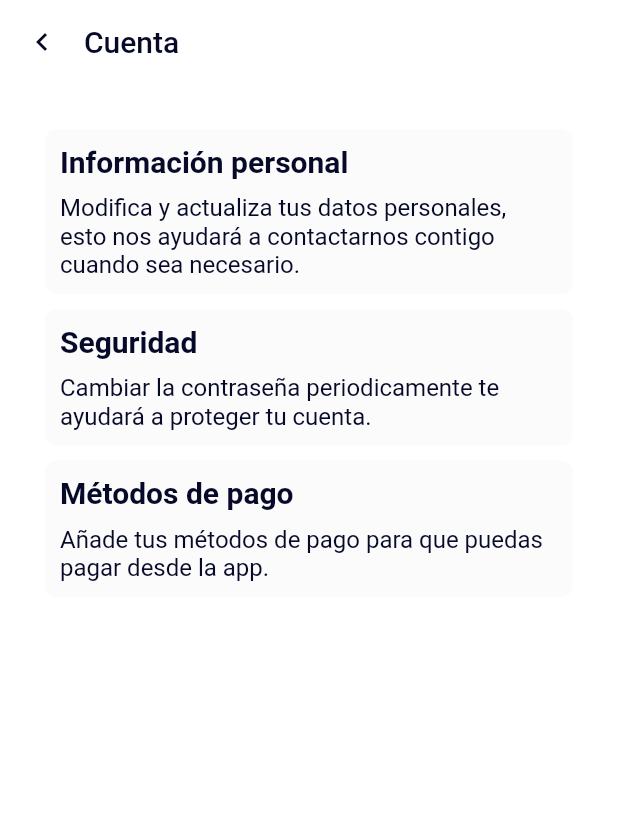
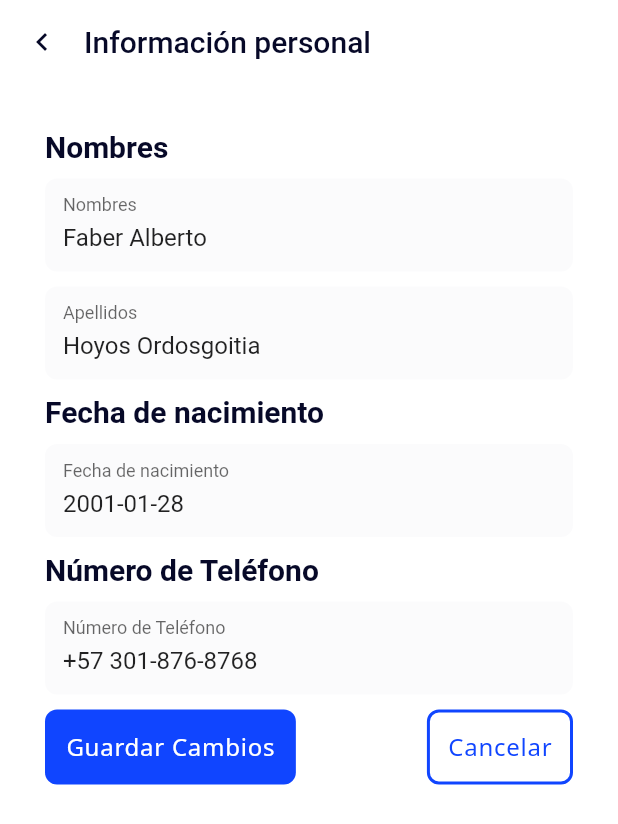
Before and after one commit to Arenation/ArenationApp, a Flutter app: the Profile screen opened by its route, after a tap on "Información personal", on a phone screen of 412 x 824 dp. Shown: the top 824 px of the screen. Run offline on Flutter 3.47's test engine with Material 2 defaults, Android fonts, the light colour scheme and no system bars; our stand-ins replace cached_network_image, carousel_slider, flutter_datetime_picker, flutter_svg, fluttertoast, skeletons; accounts and stored records are empty; statements that could not run were skipped.

Commit message:
Profile settings configure

```diff
--- a/lib/pages/home.dart
+++ b/lib/pages/home.dart
@@ -15,6 +15,7 @@ import 'package:cached_network_image/cached_network_image.dart';
 import 'package:fluttertoast/fluttertoast.dart';
 import '../utils/button_style.dart';
 import '../utils/textfield_style.dart';
+import 'package:arenation_app/utils/components/btnNavigation.dart';
 
 class Home extends StatelessWidget {
   Home({Key? key}) : super(key: key);
@@ -47,6 +48,7 @@ class _HomeStatefulWidgetState extends State<HomeStatefulWidget> {
   Widget build(BuildContext context) {
     return WillPopScope(
         child: Scaffold(
+          bottomNavigationBar: const BottomNavigator(),
           backgroundColor: CustomColors.secondaryWhite,
           appBar: AppBar(
             automaticallyImplyLeading: false,
--- a/lib/pages/profile.dart
+++ b/lib/pages/profile.dart
@@ -44,7 +44,7 @@ class Profile extends StatelessWidget {
         children: [
           InkWell(
             onTap: () {
-              Navigator.pushNamed(context, '/profile/edit');
+              Navigator.pushNamed(context, '/profile/information');
             },
             child: Container(
               padding: const EdgeInsets.all(10.0),
@@ -78,7 +78,7 @@ class Profile extends StatelessWidget {
 
           InkWell(
             onTap: () {
-              Navigator.pushNamed(context, '/profile/edit');
+              Navigator.pushNamed(context, '/profile/security');
             },
             child: Container(
               padding: const EdgeInsets.all(10.0),
@@ -112,7 +112,7 @@ class Profile extends StatelessWidget {
 
           InkWell(
             onTap: () {
-              Navigator.pushNamed(context, '/profile/edit');
+              Navigator.pushNamed(context, '/profile/payment');
             },
             child: Container(
               padding: const EdgeInsets.all(10.0),
--- /dev/null
+++ b/lib/pages/profile/information.dart
@@ -0,0 +1,214 @@
+import 'package:flutter/material.dart';
+import 'package:provider/provider.dart';
+import 'package:arenation_app/utils/custom_colors.dart';
+import '../../services/http/arenas/getArenas.dart';
+import '../../utils/button_style.dart';
+import '../../utils/textfield_style.dart';
+import 'package:arenation_app/utils/text_theme.dart';
+
+class Information extends StatelessWidget {
+  const Information({Key? key}) : super(key: key);
+  @override
+  Widget build(BuildContext context) {
+    return const InformationStatefulWidget();
+  }
+}
+
+class InformationStatefulWidget extends StatefulWidget {
+  const InformationStatefulWidget({Key? key}) : super(key: key);
+  @override
+  _InformationStatefulWidgetState createState() =>
+      _InformationStatefulWidgetState();
+}
+
+class _InformationStatefulWidgetState extends State<InformationStatefulWidget> {
+  @override
+  void initState() {
+    super.initState();
+  }
+
+  @override
+  Widget build(BuildContext context) {
+    return Scaffold(
+      backgroundColor: CustomColors.secondaryWhite,
+      appBar: AppBar(
+        automaticallyImplyLeading: false,
+        backgroundColor: CustomColors.secondaryWhite,
+        elevation: 0,
+        titleSpacing: 0,
+        title: Text("Información personal",
+            style: TextStyle(color: CustomColors.secondaryDark)),
+        leading: IconButton(
+          onPressed: () {
+            Navigator.pop(context);
+          },
+          icon: Icon(
+            Icons.chevron_left_outlined,
+            color: CustomColors.secondaryDark,
+          ),
+        ),
+      ),
+      body: Consumer<GetArenas>(
+        builder: (_context, getArenas, child) {
+          return SingleChildScrollView(
+            child: Padding(
+              padding: const EdgeInsets.all(30.0),
+              child: _bodyPage(context, getArenas),
+            ),
+          );
+        },
+      ),
+    );
+  }
+
+  Widget _bodyPage(BuildContext context, GetArenas arenas) {
+    final GlobalKey<FormState> formKey = GlobalKey<FormState>();
+    DateTime date = DateTime(2001, 01, 28);
+    Map<String, String> data = {};
+    return StatefulBuilder(
+        builder: (BuildContext context, StateSetter setState) {
+      return Column(
+        crossAxisAlignment: CrossAxisAlignment.start, children: [
+        Text("Nombres",
+            style: TextStyle(
+                color: CustomColors.secondaryDark,
+                fontSize: 20,
+                fontWeight: FontWeight.bold)),
+        Container(
+          decoration: BoxDecoration(
+              color: CustomColors.secondaryLight,
+              borderRadius: const BorderRadius.all(Radius.circular(8.0))),
+          margin: const EdgeInsets.only(top: 10, bottom: 10),
+          child: TextFormField(
+            initialValue: "Faber Alberto",
+            decoration: CustomTextFieldDecoration.textFieldDecoration(
+                context, "Nombres", "Nombres"),
+            validator: (String? value) {
+              if (value == null || value.isEmpty) {
+                return '*Debe llenar este campo';
+              }
+              data["name"] = value;
+              return null;
+            },
+          ),
+        ),
+        Container(
+          decoration: BoxDecoration(
+              color: CustomColors.secondaryLight,
+              borderRadius: const BorderRadius.all(Radius.circular(8.0))),
+          margin: const EdgeInsets.only(bottom: 10),
+          child: TextFormField(
+            initialValue: "Hoyos Ordosgoitia",
+            decoration: CustomTextFieldDecoration.textFieldDecoration(
+                context, "Apellidos", "Apellidos"),
+            validator: (String? value) {
+              if (value == null || value.isEmpty) {
+                return '*Debe llenar este campo';
+              }
+              data["lastname"] = value;
+              return null;
+            },
+          ),
+        ),
+        Text("Fecha de nacimiento",
+            style: TextStyle(
+                color: CustomColors.secondaryDark,
+                fontSize: 20,
+                fontWeight: FontWeight.bold)),
+        Container(
+          decoration: BoxDecoration(
+              color: CustomColors.secondaryLight,
+              borderRadius: const BorderRadius.all(Radius.circular(8.0))),
+          margin: const EdgeInsets.only(top: 10, bottom: 10),
+          child: TextFormField(
+            controller:
+                TextEditingController(text: date.toString().substring(0, 10)),
+            readOnly: true,
+            onTap: () {
+              showDatePicker(
+                      builder: (context, child) {
+                        return Theme(
+                          data: ThemeData.dark(),
+                          child: child!,
+                        );
+                      },
+                      keyboardType: TextInputType.datetime,
+                      helpText: "Seleccione la fecha de nacimiento",
+                      cancelText: "Cancelar",
+                      confirmText: "Aceptar",
+                      context: context,
+                      initialDate: date,
+                      firstDate: DateTime(1900),
+                      lastDate: DateTime(2006, 12, 31))
+                  .then((DateTime? value) {
+                if (value != null) {
+                  setState(() {
+                    date = value;
+                  });
+                }
+              });
+            },
+            decoration: CustomTextFieldDecoration.textFieldDecoration(
+                context, "Fecha de nacimiento", "Fecha de nacimiento"),
+            validator: (String? value) {
+              if (value == null || value.isEmpty) {
+                return '*Debe llenar este campo';
+              }
+              data["lastname"] = value;
+              return null;
+            },
+          ),
+        ),
+        Text("Número de Teléfono",
+            style: TextStyle(
+                color: CustomColors.secondaryDark,
+                fontSize: 20,
+                fontWeight: FontWeight.bold)),
+        Container(
+          decoration: BoxDecoration(
+              color: CustomColors.secondaryLight,
+              borderRadius: const BorderRadius.all(Radius.circular(8.0))),
+          margin: const EdgeInsets.only(top: 10, bottom: 10),
+          child: TextFormField(
+            initialValue: "+57 301-876-8768",
+            decoration: CustomTextFieldDecoration.textFieldDecoration(
+                context, "Número de Teléfono", "Número de Teléfono"),
+            validator: (String? value) {
+              if (value == null || value.isEmpty) {
+                return '*Debe llenar este campo';
+              }
+              data["lastname"] = value;
+              return null;
+            },
+          ),
+        ),
+        Row(
+          mainAxisAlignment: MainAxisAlignment.spaceBetween,
+          children: [
+            TextButton(
+                style: CustomButtonStyle.solidButton(context,
+                    fullWidth: false, pd: 14),
+                  onPressed: (){
+                    Navigator.pop(context);
+                  },
+                child: Text(
+                  "Guardar Cambios",
+                  style: CustomTextTheme.p300(
+                      context, CustomColors.secondaryWhite),
+                )),
+            TextButton(
+                style: CustomButtonStyle.outlinedButton(context,
+                    fullWidth: false, pd: 14),
+                  onPressed: (){
+                    Navigator.pop(context);
+                  },
+                child: Text(
+                  "Cancelar",
+                  style: CustomTextTheme.p300(context, CustomColors.primary500),
+                )),
+          ],
+        ),
+      ]);
+    });
+  }
+}
--- a/lib/utils/text_theme.dart
+++ b/lib/utils/text_theme.dart
@@ -19,12 +19,14 @@ class CustomTextTheme {
         color: CustomColors.secondaryDark);
   }
 
-  static TextStyle p300(BuildContext context, Color color) {
+  static TextStyle p300(BuildContext context, Color color, {
+    FontWeight? weight = FontWeight.normal,
+  }) {
     return Theme.of(context).textTheme.headline4!.copyWith(
           fontFamily: 'Noto Sans',
           fontSize: 16,
           letterSpacing: .5,
-          fontWeight: FontWeight.normal,
+          fontWeight: weight,
           color: color,
         );
   }
--- a/pubspec.yaml
+++ b/pubspec.yaml
@@ -44,6 +44,7 @@ dependencies:
   carousel_slider: ^4.1.1
   fluttertoast: ^8.0.9
   flutter_datetime_picker: ^1.5.1
+  localization: ^2.1.0
 
 dev_dependencies:
   flutter_test:
```
Also changed, not shown: lib/pages/profile/payment.dart (added, +173 -0 lines), lib/pages/profile/security.dart (added, +160 -0 lines), lib/services/approutes.dart (+7 -1 lines), lib/utils/components/btnNavigation.dart (added, +42 -0 lines), pubspec.lock.
